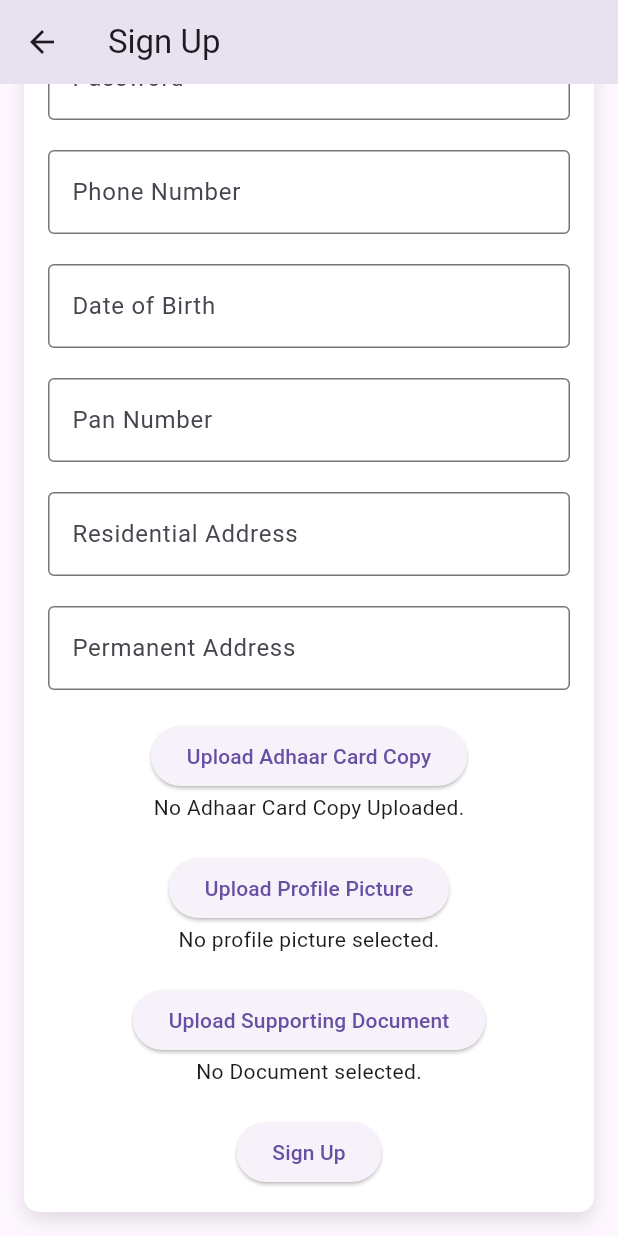
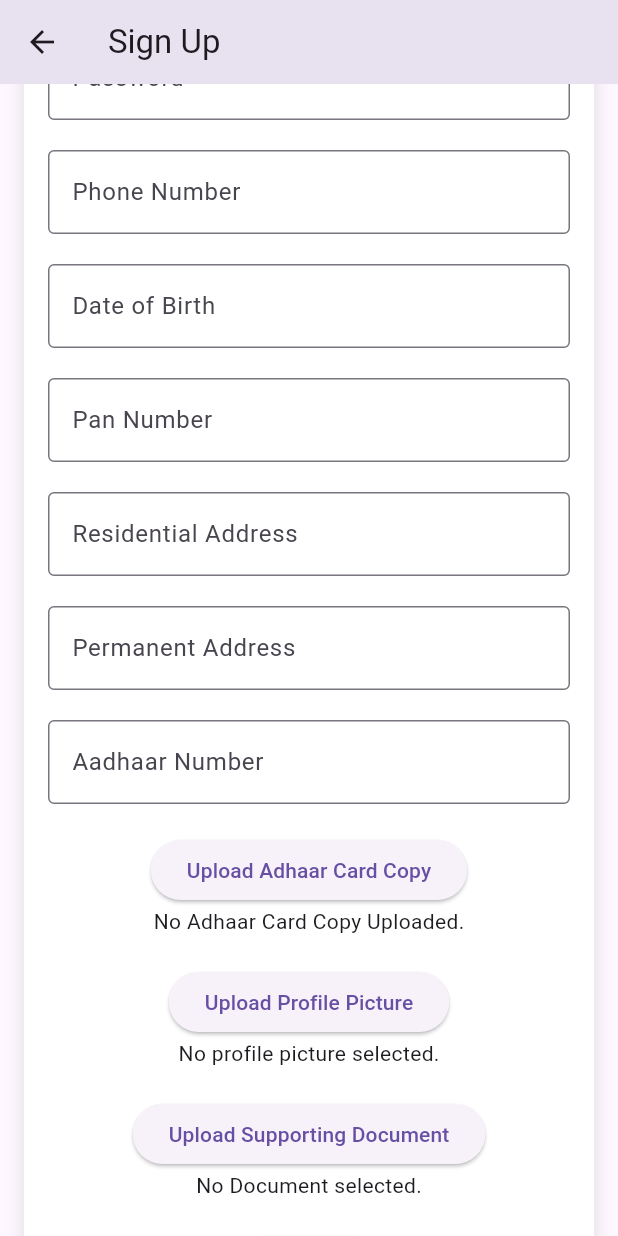
Before and after one commit to Anweshadash23/Ooriba-S3, a Flutter app: the SignUpPage screen opened directly, scrolled down 422 dp, on a phone screen of 412 x 824 dp. Run offline on Flutter 3.47's test engine with Material 3 defaults, Android fonts, the phone set to English and light mode, and no system bars; our stand-ins replace cloud_firestore, firebase_auth, firebase_core, firebase_storage, fluttertoast, google_fonts and 1 more; accounts and stored records are empty.

Commit message:
added constraints

```diff
--- a/lib/signup_page.dart
+++ b/lib/signup_page.dart
@@ -23,6 +23,7 @@ class _SignUpPageState extends State<SignUpPage> {
   final _residentialAddress = TextEditingController();
   final _permanentAddress = TextEditingController();
   final _password = TextEditingController();
+  final _aadharNo = TextEditingController();
   File? dpImage, supportImage, adhaarImage;
   final EmployeeService _employeeService = EmployeeService();
 
@@ -56,6 +57,7 @@ class _SignUpPageState extends State<SignUpPage> {
       final perAdd = _permanentAddress.text;
       final phoneNo = _phoneNumber.text;
       final dob = DateFormat.yMd().format(_dob!);
+      final aadharNo = _aadharNo.text;
 
       // Ensure all images are selected
       if (dpImage == null || adhaarImage == null || supportImage == null) {
@@ -76,6 +78,7 @@ class _SignUpPageState extends State<SignUpPage> {
         perAdd,
         phoneNo,
         dob,
+        aadharNo,
         dpImage!,
         adhaarImage!,
         supportImage!,
@@ -291,7 +294,7 @@ class _SignUpPageState extends State<SignUpPage> {
                           }
                           if (!RegExp(r'^[A-Z]{5}[0-9]{4}[A-Z]{1}$')
                               .hasMatch(value)) {
-                            return 'Please enter a valid PAN number';
+                            return 'Invalid PAN number format';
                           }
                           return null;
                         },
@@ -326,6 +329,23 @@ class _SignUpPageState extends State<SignUpPage> {
                           }
                           if (value.length > 100) {
                             return 'Permanent address cannot exceed 100 characters';
+                          }
+                          return null;
+                        },
+                      ),
+                      const SizedBox(height: 20),
+                      TextFormField(
+                        controller: _aadharNo,
+                        decoration: const InputDecoration(
+                          labelText: 'Aadhaar Number',
+                          border: OutlineInputBorder(),
+                        ),
+                        validator: (value) {
+                          if (value == null || value.isEmpty) {
+                            return 'Please enter your Aadhaar number';
+                          }
+                          if (!RegExp(r'^[2-9]{1}[0-9]{11}$').hasMatch(value)) {
+                            return 'Invalid Aadhaar number';
                           }
                           return null;
                         },
```
Also changed, not shown: lib/services/employeeService.dart (+5 -2 lines).
